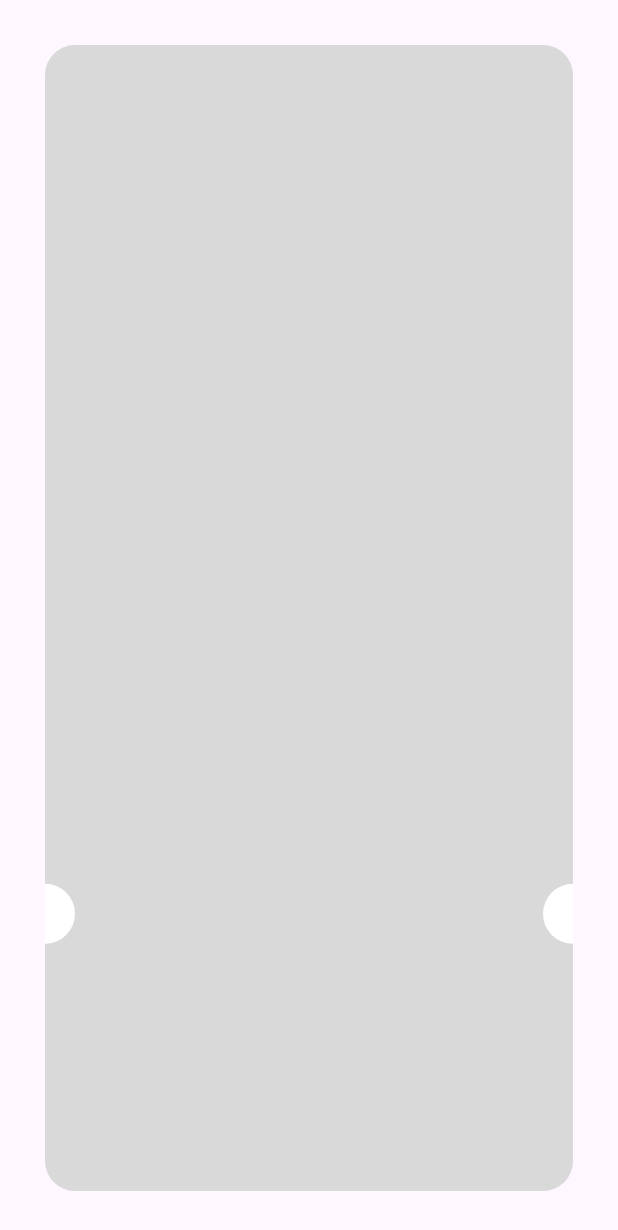
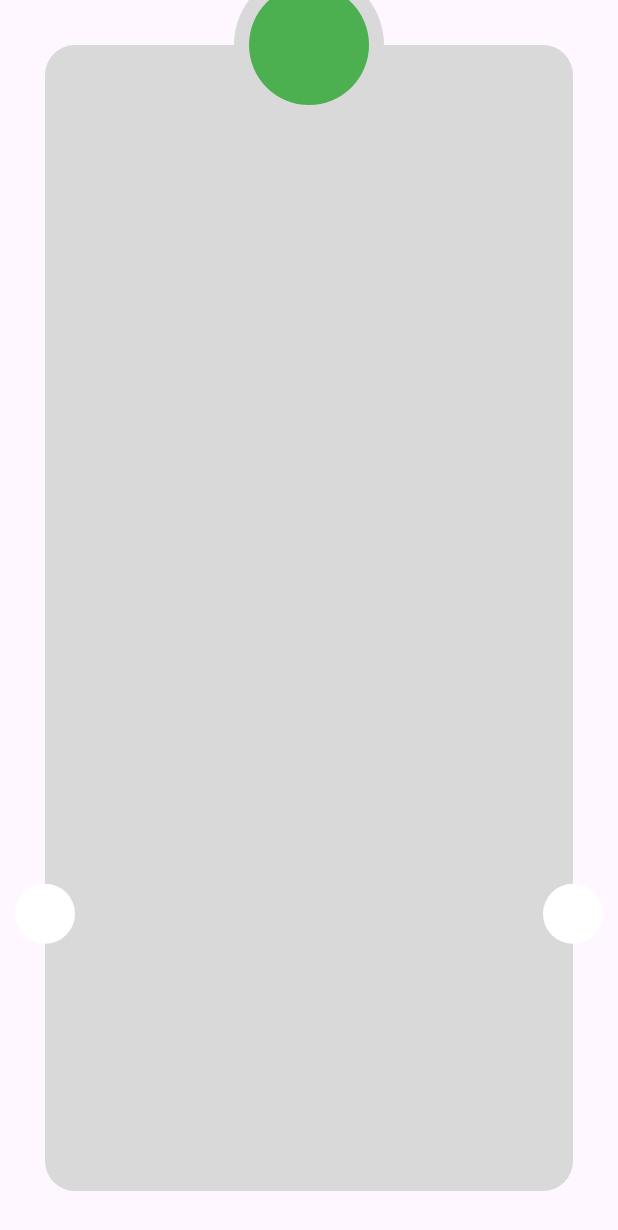
Before and after one commit to Lamiaa21-3/check_out_app, a Flutter app: the ThinkYouView screen opened directly, on a phone screen of 412 x 824 dp. Shown: the top 1230 px of the screen. Run offline on Flutter 3.47's test engine with Material 3 defaults, Android fonts, the phone set to English and light mode, and no system bars; our stand-ins replace flutter_credit_card, flutter_svg.

Commit message:
add circularavatar  think you view

```diff
--- a/lib/features/check_out/presentations/widgets/think_you_body.dart
+++ b/lib/features/check_out/presentations/widgets/think_you_body.dart
@@ -8,6 +8,7 @@ class ThinkYouBody extends StatelessWidget {
     return Padding(
       padding: const EdgeInsets.all(30.0),
       child: Stack(
+        clipBehavior: Clip.none,
         children: [
           Container(
             decoration: BoxDecoration(
@@ -16,20 +17,32 @@ class ThinkYouBody extends StatelessWidget {
             ),
           ),
           Positioned(
-            bottom: MediaQuery.of(context).size.height*.2,
+            bottom: MediaQuery.of(context).size.height * .2,
             left: -20,
             child: const CircleAvatar(
               backgroundColor: Colors.white,
             ),
+          ),
+          Positioned(
 
+            bottom: MediaQuery.of(context).size.height * .2,
+            right: -20,
+            child: const CircleAvatar(
+              backgroundColor: Colors.white,
+            ),
           ),
-    Positioned(
-    bottom: MediaQuery.of(context).size.height*.2,
-    right: -20,
-    child: const CircleAvatar(
-    backgroundColor: Colors.white,
-    ),
-    ),
+          const Positioned(
+            top: -50,
+              left: 0,
+              right: 0,
+              child: CircleAvatar(
+            radius: 50,
+            backgroundColor: Color(0xffD9D9D9),
+            child: CircleAvatar(
+              radius: 40,
+              backgroundColor: Colors.green,
+            ),
+          ))
         ],
       ),
     );
```
